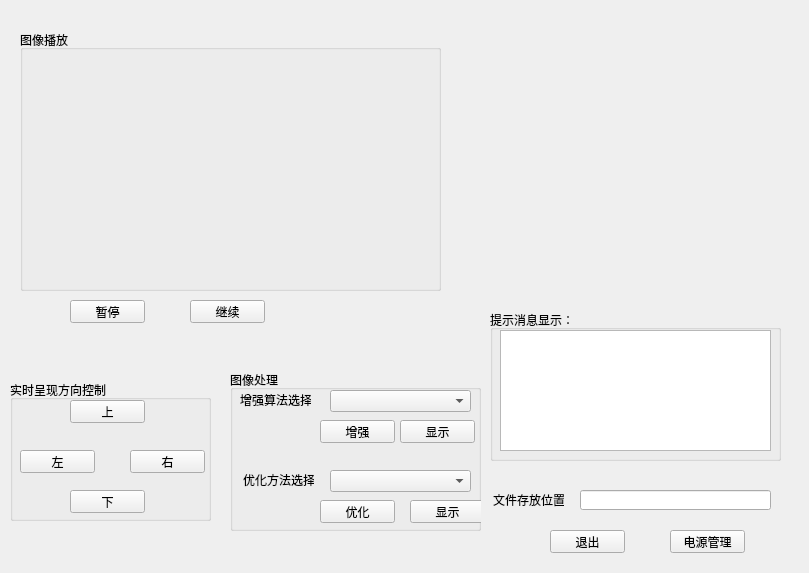
Before: the Qt Designer form Project_gather/QtRealtimeimage.ui in mohanmode2008/Terminal, drawn with Qt 5.
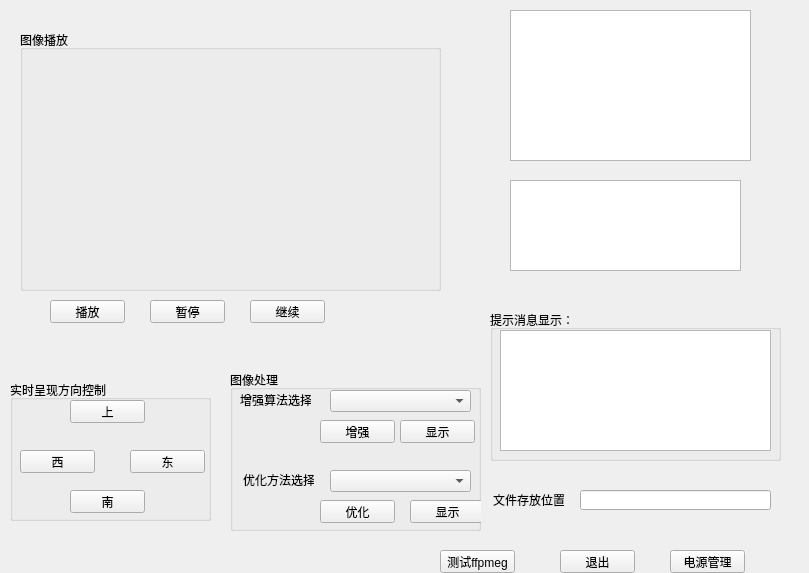
After: the same form once the commit is applied.

What changed in the file:
```diff
--- a/Project_gather/QtRealtimeimage.ui
+++ b/Project_gather/QtRealtimeimage.ui
@@ -29,7 +29,7 @@
   <widget class="QPushButton" name="btn_stop">
    <property name="geometry">
     <rect>
-     <x>70</x>
+     <x>150</x>
      <y>300</y>
      <width>75</width>
      <height>23</height>
@@ -42,7 +42,7 @@
   <widget class="QPushButton" name="btn_continue">
    <property name="geometry">
     <rect>
-     <x>190</x>
+     <x>250</x>
      <y>300</y>
      <width>75</width>
      <height>23</height>
@@ -87,7 +87,7 @@
      </rect>
     </property>
     <property name="text">
-     <string>下</string>
+     <string>南</string>
     </property>
    </widget>
    <widget class="QPushButton" name="btn_left">
@@ -100,7 +100,7 @@
      </rect>
     </property>
     <property name="text">
-     <string>左</string>
+     <string>西</string>
     </property>
    </widget>
    <widget class="QPushButton" name="btn_right">
@@ -113,7 +113,7 @@
      </rect>
     </property>
     <property name="text">
-     <string>右</string>
+     <string>东</string>
     </property>
    </widget>
   </widget>
@@ -277,8 +277,8 @@
   <widget class="QPushButton" name="btn_exit">
    <property name="geometry">
     <rect>
-     <x>550</x>
-     <y>530</y>
+     <x>560</x>
+     <y>550</y>
      <width>75</width>
      <height>23</height>
     </rect>
@@ -291,7 +291,7 @@
    <property name="geometry">
     <rect>
      <x>670</x>
-     <y>530</y>
+     <y>550</y>
      <width>75</width>
      <height>23</height>
     </rect>
@@ -300,6 +300,52 @@
     <string>电源管理</string>
    </property>
   </widget>
+  <widget class="QTextEdit" name="textEdit_2">
+   <property name="geometry">
+    <rect>
+     <x>510</x>
+     <y>180</y>
+     <width>231</width>
+     <height>91</height>
+    </rect>
+   </property>
+  </widget>
+  <widget class="QTextEdit" name="textEdit_3">
+   <property name="geometry">
+    <rect>
+     <x>510</x>
+     <y>10</y>
+     <width>241</width>
+     <height>151</height>
+    </rect>
+   </property>
+  </widget>
+  <widget class="QPushButton" name="btn_ffpneg">
+   <property name="geometry">
+    <rect>
+     <x>440</x>
+     <y>550</y>
+     <width>75</width>
+     <height>23</height>
+    </rect>
+   </property>
+   <property name="text">
+    <string>测试ffpmeg</string>
+   </property>
+  </widget>
+  <widget class="QPushButton" name="pushButton">
+   <property name="geometry">
+    <rect>
+     <x>50</x>
+     <y>300</y>
+     <width>75</width>
+     <height>23</height>
+    </rect>
+   </property>
+   <property name="text">
+    <string>播放</string>
+   </property>
+  </widget>
  </widget>
  <layoutdefault spacing="6" margin="11"/>
  <resources/>
```
Left out of the diff: 30 changed lines with no effect on the pictures.
